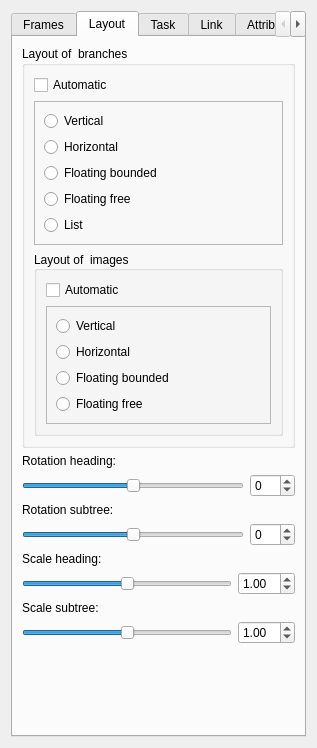
Above: forms/branchpropeditor.ui from insilmaril/vym before the change. Below: the same form after it.
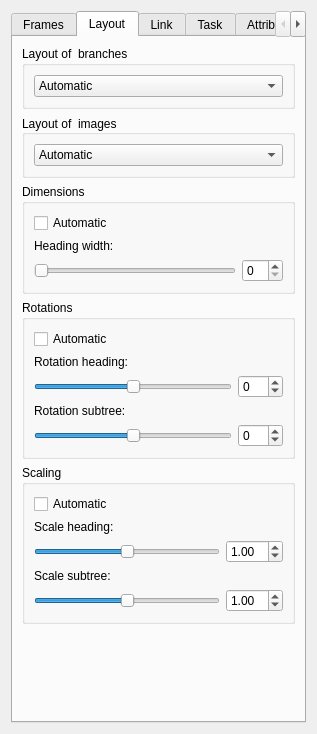
That is the form after the change.

Commit message:
Feature: Scale heading and subtree
Reworked BranchPropertyEditor

Patch:
```diff
--- a/forms/branchpropeditor.ui
+++ b/forms/branchpropeditor.ui
@@ -7,7 +7,7 @@
     <x>0</x>
     <y>0</y>
     <width>317</width>
-    <height>748</height>
+    <height>734</height>
    </rect>
   </property>
   <property name="sizePolicy">
@@ -22,6 +22,9 @@
   <layout class="QVBoxLayout" name="verticalLayout_9">
    <item>
     <widget class="QTabWidget" name="tabWidget">
+     <property name="tabShape">
+      <enum>QTabWidget::Rounded</enum>
+     </property>
      <property name="currentIndex">
       <number>1</number>
      </property>
@@ -433,80 +436,43 @@
            </property>
            <layout class="QVBoxLayout" name="verticalLayout_5">
             <item>
-             <widget class="QCheckBox" name="branchesAutoLayoutCheckBox">
+             <widget class="QComboBox" name="branchesLayoutsCombo">
+              <item>
               <property name="text">
                <string>Automatic</string>
               </property>
-             </widget>
             </item>
             <item>
-             <widget class="QFrame" name="branchesLayoutsFrame">
-              <property name="enabled">
-               <bool>true</bool>
-              </property>
-              <property name="frameShape">
-               <enum>QFrame::StyledPanel</enum>
-              </property>
-              <property name="frameShadow">
-               <enum>QFrame::Raised</enum>
-              </property>
-              <layout class="QVBoxLayout" name="verticalLayout_7">
-               <item>
-                <layout class="QVBoxLayout" name="verticalLayout_2">
-                 <item>
-                  <widget class="QRadioButton" name="branchesLayoutVerticalButton">
                    <property name="text">
                     <string>Vertical</string>
                    </property>
-                   <attribute name="buttonGroup">
-                    <string notr="true">branchesLayoutsButtonGroup</string>
-                   </attribute>
-                  </widget>
                  </item>
                  <item>
-                  <widget class="QRadioButton" name="branchesLayoutHorizontalButton">
                    <property name="text">
                     <string>Horizontal</string>
                    </property>
-                   <attribute name="buttonGroup">
-                    <string notr="true">branchesLayoutsButtonGroup</string>
-                   </attribute>
-                  </widget>
                  </item>
                  <item>
-                  <widget class="QRadioButton" name="branchesLayoutBoundedButton">
                    <property name="text">
                     <string>Floating bounded</string>
                    </property>
-                   <attribute name="buttonGroup">
-                    <string notr="true">branchesLayoutsButtonGroup</string>
-                   </attribute>
-                  </widget>
                  </item>
                  <item>
-                  <widget class="QRadioButton" name="branchesLayoutFreeButton">
                    <property name="text">
                     <string>Floating free</string>
                    </property>
-                   <attribute name="buttonGroup">
-                    <string notr="true">branchesLayoutsButtonGroup</string>
-                   </attribute>
-                  </widget>
                  </item>
                  <item>
-                  <widget class="QRadioButton" name="branchesLayoutListButton">
                    <property name="text">
                     <string>List</string>
                    </property>
-                   <attribute name="buttonGroup">
-                    <string notr="true">branchesLayoutsButtonGroup</string>
-                   </attribute>
+              </item>
                   </widget>
                  </item>
                 </layout>
-               </item>
-              </layout>
-             </widget>
+          </widget>
+         </item>
+        </layout>
             </item>
             <item>
              <widget class="QGroupBox" name="childrenImagesGroupBox">
@@ -530,75 +496,86 @@
               </property>
               <layout class="QVBoxLayout" name="verticalLayout_4">
                <item>
-                <widget class="QCheckBox" name="imagesAutoLayoutCheckBox">
+           <widget class="QComboBox" name="imagesLayoutsCombo">
+            <item>
                  <property name="text">
                   <string>Automatic</string>
                  </property>
-                </widget>
                </item>
                <item>
-                <widget class="QFrame" name="imagesLayoutsFrame">
-                 <property name="frameShape">
-                  <enum>QFrame::StyledPanel</enum>
-                 </property>
-                 <property name="frameShadow">
-                  <enum>QFrame::Raised</enum>
-                 </property>
-                 <layout class="QVBoxLayout" name="verticalLayout_8">
-                  <item>
-                   <layout class="QVBoxLayout" name="verticalLayout_3">
-                    <item>
-                     <widget class="QRadioButton" name="imagesLayoutVerticalButton">
                       <property name="text">
                        <string>Vertical</string>
                       </property>
-                      <attribute name="buttonGroup">
-                       <string notr="true">imagesLayoutsButtonGroup</string>
-                      </attribute>
-                     </widget>
                     </item>
                     <item>
-                     <widget class="QRadioButton" name="imagesLayoutHorizontalButton">
                       <property name="text">
                        <string>Horizontal</string>
                       </property>
-                      <attribute name="buttonGroup">
-                       <string notr="true">imagesLayoutsButtonGroup</string>
-                      </attribute>
-                     </widget>
                     </item>
                     <item>
-                     <widget class="QRadioButton" name="imagesLayoutBoundedButton">
                       <property name="text">
                        <string>Floating bounded</string>
                       </property>
-                      <attribute name="buttonGroup">
-                       <string notr="true">imagesLayoutsButtonGroup</string>
-                      </attribute>
-                     </widget>
                     </item>
                     <item>
-                     <widget class="QRadioButton" name="imagesLayoutFreeButton">
                       <property name="text">
                        <string>Floating free</string>
                       </property>
-                      <attribute name="buttonGroup">
-                       <string notr="true">imagesLayoutsButtonGroup</string>
-                      </attribute>
+            </item>
                      </widget>
                     </item>
                    </layout>
-                  </item>
-                 </layout>
-                </widget>
-               </item>
-              </layout>
-             </widget>
-            </item>
-           </layout>
-          </widget>
-         </item>
-        </layout>
+        </widget>
+       </item>
+       <item>
+        <widget class="QGroupBox" name="groupBox_3">
+         <property name="title">
+          <string>Dimensions</string>
+         </property>
+         <layout class="QVBoxLayout" name="verticalLayout_2">
+          <item>
+           <widget class="QCheckBox" name="dimensionsAutoCheckBox">
+            <property name="text">
+             <string>Automatic</string>
+            </property>
+           </widget>
+          </item>
+          <item>
+           <widget class="QLabel" name="label_4">
+            <property name="text">
+             <string>Heading width:</string>
+            </property>
+           </widget>
+          </item>
+          <item>
+           <layout class="QHBoxLayout" name="horizontalLayout_7">
+            <item>
+             <widget class="QSlider" name="headingWidthSlider">
+              <property name="orientation">
+               <enum>Qt::Horizontal</enum>
+              </property>
+             </widget>
+            </item>
+            <item>
+             <widget class="QSpinBox" name="headingWidthSPinBox"/>
+            </item>
+           </layout>
+          </item>
+         </layout>
+        </widget>
+       </item>
+       <item>
+        <widget class="QGroupBox" name="groupBox">
+         <property name="title">
+          <string>Rotations</string>
+         </property>
+         <layout class="QVBoxLayout" name="verticalLayout_11">
+          <item>
+           <widget class="QCheckBox" name="rotationsAutoCheckBox">
+            <property name="text">
+             <string>Automatic</string>
+            </property>
+           </widget>
        </item>
        <item>
         <widget class="QLabel" name="rotationHeadingLabel">
@@ -674,6 +651,22 @@
          </item>
         </layout>
        </item>
+         </layout>
+        </widget>
+       </item>
+       <item>
+        <widget class="QGroupBox" name="groupBox_2">
+         <property name="title">
+          <string>Scaling</string>
+         </property>
+         <layout class="QVBoxLayout" name="verticalLayout_12">
+          <item>
+           <widget class="QCheckBox" name="scalingAutoCheckBox">
+            <property name="text">
+             <string>Automatic</string>
+            </property>
+           </widget>
+          </item>
        <item>
         <widget class="QLabel" name="label_2">
          <property name="text">
@@ -686,17 +679,29 @@
          <item>
           <widget class="QSlider" name="scaleHeadingSlider">
            <property name="minimum">
-            <number>-90</number>
+               <number>-100</number>
            </property>
            <property name="maximum">
-            <number>90</number>
+               <number>100</number>
            </property>
            <property name="singleStep">
-            <number>5</number>
+               <number>1</number>
+              </property>
+              <property name="value">
+               <number>0</number>
+              </property>
+              <property name="sliderPosition">
+               <number>0</number>
            </property>
            <property name="orientation">
             <enum>Qt::Horizontal</enum>
            </property>
+              <property name="tickPosition">
+               <enum>QSlider::NoTicks</enum>
+              </property>
+              <property name="tickInterval">
+               <number>0</number>
+              </property>
           </widget>
          </item>
          <item>
@@ -732,13 +737,19 @@
          <item>
           <widget class="QSlider" name="scaleSubtreeSlider">
            <property name="minimum">
-            <number>-90</number>
+               <number>-100</number>
            </property>
            <property name="maximum">
-            <number>90</number>
+               <number>100</number>
            </property>
            <property name="singleStep">
-            <number>5</number>
+               <number>1</number>
+              </property>
+              <property name="value">
+               <number>0</number>
+              </property>
+              <property name="sliderPosition">
+               <number>0</number>
            </property>
            <property name="orientation">
             <enum>Qt::Horizontal</enum>
@@ -766,6 +777,9 @@
          </item>
         </layout>
        </item>
+         </layout>
+        </widget>
+       </item>
        <item>
         <spacer name="verticalSpacer">
          <property name="orientation">
@@ -781,6 +795,33 @@
        </item>
       </layout>
      </widget>
+     <widget class="QWidget" name="tabLink">
+      <attribute name="title">
+       <string>Link</string>
+      </attribute>
+      <layout class="QVBoxLayout">
+       <item>
+        <widget class="QCheckBox" name="hideLinkIfUnselected">
+         <property name="text">
+          <string>Hide link to parent if unselected</string>
+         </property>
+        </widget>
+       </item>
+       <item>
+        <spacer>
+         <property name="orientation">
+          <enum>Qt::Vertical</enum>
+         </property>
+         <property name="sizeHint" stdset="0">
+          <size>
+           <width>20</width>
+           <height>40</height>
+          </size>
+         </property>
+        </spacer>
+       </item>
+      </layout>
+     </widget>
      <widget class="QWidget" name="tabTask">
       <attribute name="title">
        <string>Task</string>
@@ -883,33 +924,6 @@
        </item>
       </layout>
      </widget>
-     <widget class="QWidget" name="tabLink">
-      <attribute name="title">
-       <string>Link</string>
-      </attribute>
-      <layout class="QVBoxLayout">
-       <item>
-        <widget class="QCheckBox" name="hideLinkIfUnselected">
-         <property name="text">
-          <string>Hide link to parent if unselected</string>
-         </property>
-        </widget>
-       </item>
-       <item>
-        <spacer>
-         <property name="orientation">
-          <enum>Qt::Vertical</enum>
-         </property>
-         <property name="sizeHint" stdset="0">
-          <size>
-           <width>20</width>
-           <height>40</height>
-          </size>
-         </property>
-        </spacer>
-       </item>
-      </layout>
-     </widget>
      <widget class="QWidget" name="tabAttributes">
       <attribute name="title">
        <string>Attributes</string>
```
Left out of the diff: 4 changed lines with no effect on the pictures. Lines whose indentation alone changed are shown as unchanged. The commit also changes 8 other files.
